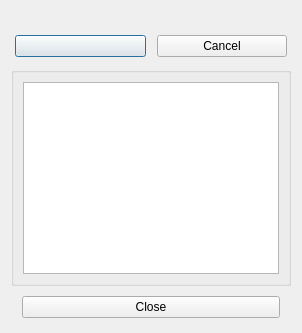
Qt form source/progressdialog.ui (pionere/d1-graphics-tool) before a commit.
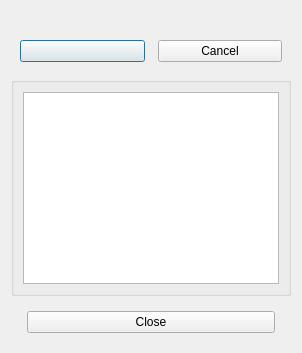
The same form after that commit.

What changed in the file:
```diff
--- a/source/progressdialog.ui
+++ b/source/progressdialog.ui
@@ -16,21 +16,6 @@
    <item>
     <widget class="QWidget" name="progressButtonsWidget_1" native="true">
      <layout class="QHBoxLayout">
-      <property name="spacing">
-       <number>4</number>
-      </property>
-      <property name="leftMargin">
-       <number>4</number>
-      </property>
-      <property name="topMargin">
-       <number>4</number>
-      </property>
-      <property name="rightMargin">
-       <number>4</number>
-      </property>
-      <property name="bottomMargin">
-       <number>4</number>
-      </property>
       <item>
        <widget class="QPushButton" name="detailsPushButton"/>
       </item>
@@ -70,21 +55,6 @@
    <item>
     <widget class="QWidget" name="progressButtonsWidget_2" native="true">
      <layout class="QHBoxLayout">
-      <property name="spacing">
-       <number>4</number>
-      </property>
-      <property name="leftMargin">
-       <number>4</number>
-      </property>
-      <property name="topMargin">
-       <number>4</number>
-      </property>
-      <property name="rightMargin">
-       <number>4</number>
-      </property>
-      <property name="bottomMargin">
-       <number>4</number>
-      </property>
       <item>
        <spacer>
         <property name="orientation">
```
